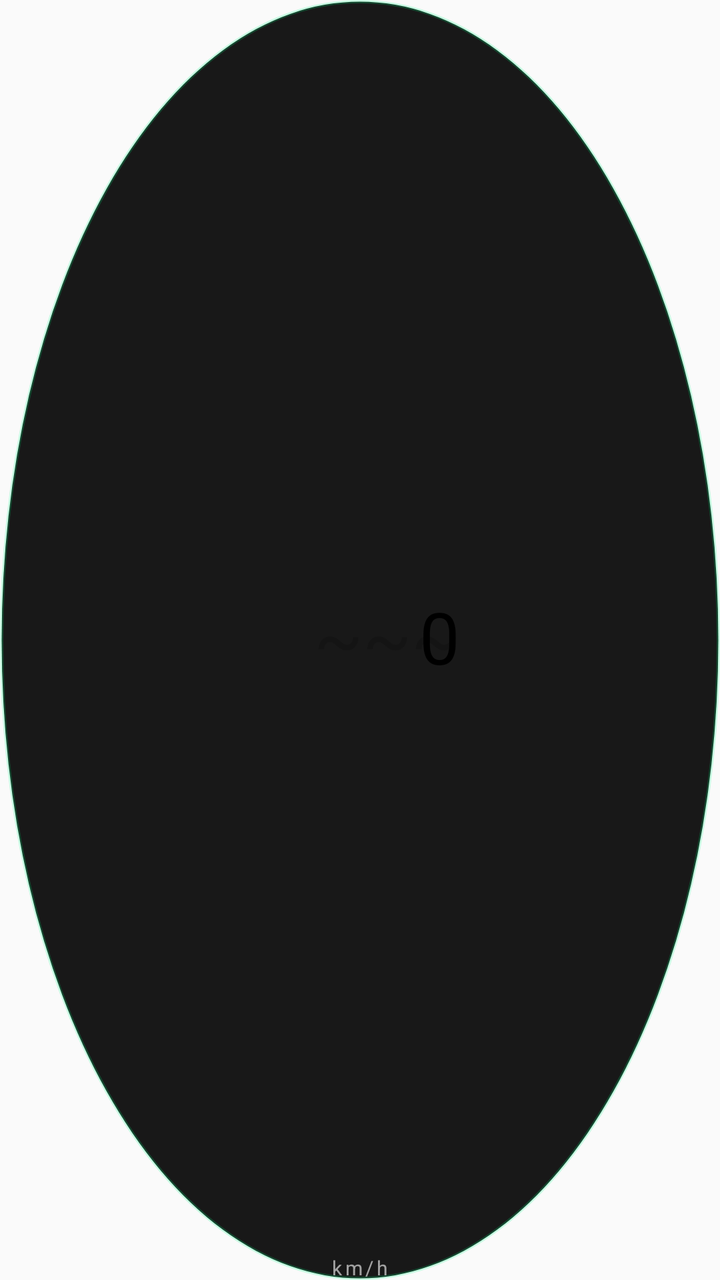
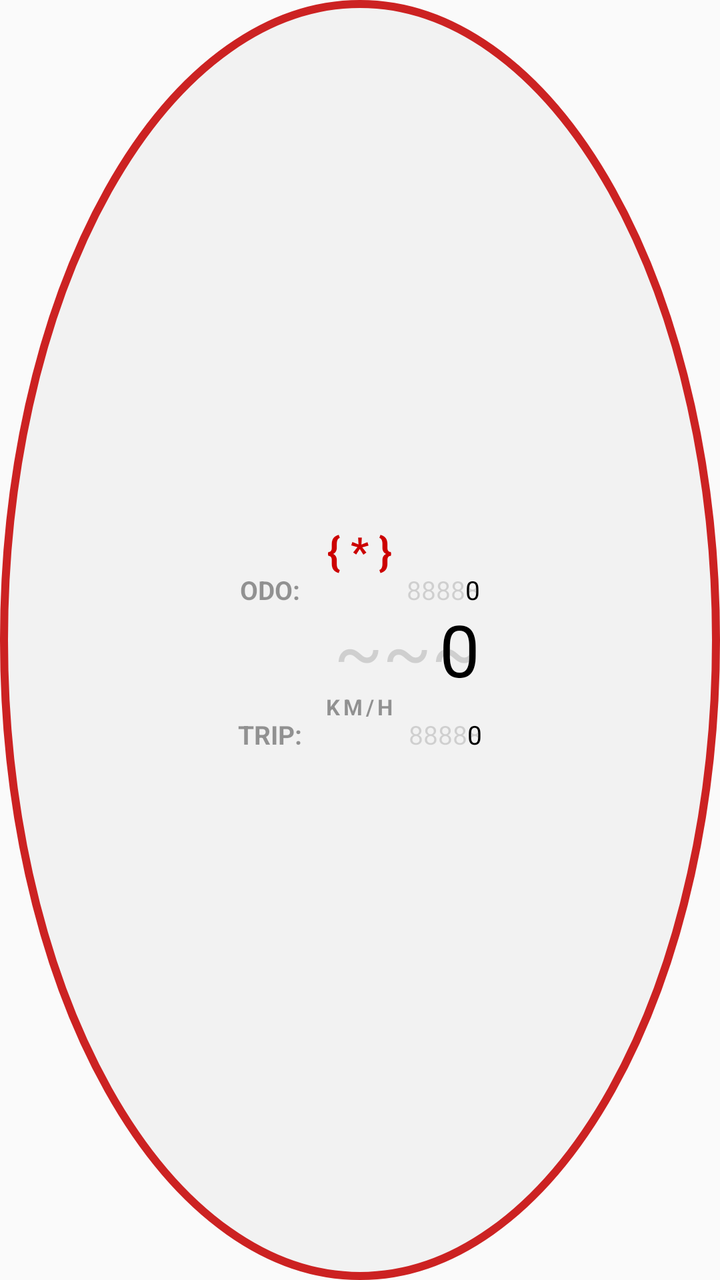

Screens rendered from an Android XML layout before and after an edit, with the pre-edit source and the edit as a unified diff.
<!-- AndroidManifest.xml: application theme AppTheme -->
<!-- res/layout/overlay_flowpilot.xml -->
<?xml version="1.0" encoding="utf-8"?>
<FrameLayout xmlns:android="http://schemas.android.com/apk/res/android"
    android:id="@+id/ov_raiz"
    android:layout_width="100dp"
    android:layout_height="100dp"
    android:background="@drawable/ov_bolha">

    
    <TextView
        android:id="@+id/ov_mask"
        android:layout_width="100dp"
        android:layout_height="wrap_content"
        android:layout_gravity="center"
        android:text="~~~"
        android:textSize="36sp"
        android:includeFontPadding="false"
        android:textColor="#25000000"
        android:gravity="end|center_vertical"
        android:shadowColor="@android:color/transparent"
        android:shadowRadius="0" />

    
    <TextView
        android:id="@+id/ov_vel"
        android:layout_width="100dp"
        android:layout_height="wrap_content"
        android:layout_gravity="center"
        android:text="0"
        android:textSize="36sp"
        android:includeFontPadding="false"
        android:textColor="#000000"
        android:gravity="end|center_vertical"
        android:shadowColor="@android:color/transparent"
        android:shadowRadius="0" />

    
    <TextView
        android:id="@+id/ov_sufixo"
        android:layout_width="wrap_content"
        android:layout_height="wrap_content"
        android:layout_gravity="bottom|center_horizontal"
        android:text="km/h"
        android:textSize="10sp"
        android:fontFamily="sans-serif"
        android:includeFontPadding="false"
        android:textColor="#99FFFFFF"
        android:letterSpacing="0.15"
        android:gravity="center" />
</FrameLayout>
<!-- resources referenced by this layout -->
<resources>
  <!-- drawable ov_bolha (drawable) -->
  <?xml version="1.0" encoding="utf-8"?>
  <shape xmlns:android="http://schemas.android.com/apk/res/android"
      android:shape="oval">
      <solid android:color="#E6000000" />
      <stroke android:width="1.5dp" android:color="#3300FF88" />
  </shape>
  <style name="AppTheme" parent="Theme.AppCompat.Light.DarkActionBar">
          
          <item name="colorPrimary">@color/colorPrimary</item>
          <item name="colorPrimaryDark">@color/colorPrimaryDark</item>
          <item name="colorAccent">@color/colorAccent</item>
      </style>
</resources>

<!-- the commit's change to res/layout/overlay_flowpilot.xml (unified diff, before → after) -->
@@ -1,49 +1,163 @@
 <?xml version="1.0" encoding="utf-8"?>
 <FrameLayout xmlns:android="http://schemas.android.com/apk/res/android"
     android:id="@+id/ov_raiz"
-    android:layout_width="100dp"
-    android:layout_height="100dp"
-    android:background="@drawable/ov_bolha">
+    android:layout_width="180dp"
+    android:layout_height="180dp"
+    android:background="@drawable/ov_hud">
 
-    
-    <TextView
-        android:id="@+id/ov_mask"
-        android:layout_width="100dp"
+    <LinearLayout
+        android:layout_width="wrap_content"
         android:layout_height="wrap_content"
         android:layout_gravity="center"
-        android:text="~~~"
-        android:textSize="36sp"
-        android:includeFontPadding="false"
-        android:textColor="#25000000"
-        android:gravity="end|center_vertical"
-        android:shadowColor="@android:color/transparent"
-        android:shadowRadius="0" />
+        android:orientation="vertical"
+        android:gravity="center_horizontal">
 
-    
-    <TextView
-        android:id="@+id/ov_vel"
-        android:layout_width="100dp"
-        android:layout_height="wrap_content"
-        android:layout_gravity="center"
-        android:text="0"
-        android:textSize="36sp"
-        android:includeFontPadding="false"
-        android:textColor="#000000"
-        android:gravity="end|center_vertical"
-        android:shadowColor="@android:color/transparent"
-        android:shadowRadius="0" />
+        
+        <TextView
+            android:id="@+id/ov_oil_alert"
+            android:layout_width="wrap_content"
+            android:layout_height="wrap_content"
+            android:text="{ * }"
+            android:textSize="20sp"
+            android:textColor="#CC0000"
+            android:textStyle="bold"
+            android:includeFontPadding="false" />
 
-    
-    <TextView
-        android:id="@+id/ov_sufixo"
-        android:layout_width="wrap_content"
-        android:layout_height="wrap_content"
-        android:layout_gravity="bottom|center_horizontal"
-        android:text="km/h"
-        android:textSize="10sp"
-        android:fontFamily="sans-serif"
-        android:includeFontPadding="false"
-        android:textColor="#99FFFFFF"
-        android:letterSpacing="0.15"
-        android:gravity="center" />
+        
+        <LinearLayout
+            android:layout_width="wrap_content"
+            android:layout_height="wrap_content"
+            android:orientation="horizontal"
+            android:gravity="center_vertical">
+
+            <TextView
+                android:id="@+id/ov_odo_label"
+                android:layout_width="wrap_content"
+                android:layout_height="wrap_content"
+                android:text="ODO:"
+                android:textSize="13sp"
+                android:textColor="#66000000"
+                android:textStyle="bold"
+                android:includeFontPadding="false" />
+
+            <FrameLayout
+                android:layout_width="wrap_content"
+                android:layout_height="wrap_content">
+
+                <TextView
+                    android:id="@+id/ov_odo_mask"
+                    android:layout_width="90dp"
+                    android:layout_height="wrap_content"
+                    android:text="88888"
+                    android:textSize="13sp"
+                    android:includeFontPadding="false"
+                    android:textColor="#25000000"
+                    android:gravity="end"
+                    android:shadowColor="@android:color/transparent"
+                    android:shadowRadius="0" />
+
+                <TextView
+                    android:id="@+id/ov_odo"
+                    android:layout_width="90dp"
+                    android:layout_height="wrap_content"
+                    android:text="0"
+                    android:textSize="13sp"
+                    android:includeFontPadding="false"
+                    android:textColor="#000000"
+                    android:gravity="end"
+                    android:shadowColor="@android:color/transparent"
+                    android:shadowRadius="0" />
+            </FrameLayout>
+        </LinearLayout>
+
+        
+        <FrameLayout
+            android:layout_width="wrap_content"
+            android:layout_height="wrap_content"
+            android:layout_marginTop="2dp">
+
+            <TextView
+                android:id="@+id/ov_mask"
+                android:layout_width="120dp"
+                android:layout_height="wrap_content"
+                android:text="~~~"
+                android:textSize="36sp"
+                android:includeFontPadding="false"
+                android:textColor="#25000000"
+                android:gravity="end"
+                android:shadowColor="@android:color/transparent"
+                android:shadowRadius="0" />
+
+            <TextView
+                android:id="@+id/ov_vel"
+                android:layout_width="120dp"
+                android:layout_height="wrap_content"
+                android:text="0"
+                android:textSize="36sp"
+                android:includeFontPadding="false"
+                android:textColor="#000000"
+                android:gravity="end"
+                android:shadowColor="@android:color/transparent"
+                android:shadowRadius="0" />
+        </FrameLayout>
+
+        
+        <TextView
+            android:id="@+id/ov_unit"
+            android:layout_width="wrap_content"
+            android:layout_height="wrap_content"
+            android:text="KM/H"
+            android:textSize="11sp"
+            android:textColor="#66000000"
+            android:textStyle="bold"
+            android:letterSpacing="0.15"
+            android:includeFontPadding="false" />
+
+        
+        <LinearLayout
+            android:layout_width="wrap_content"
+            android:layout_height="wrap_content"
+            android:orientation="horizontal"
+            android:gravity="center_vertical">
+
+            <TextView
+                android:id="@+id/ov_trip_label"
+                android:layout_width="wrap_content"
+                android:layout_height="wrap_content"
+                android:text="TRIP:"
+                android:textSize="13sp"
+                android:textColor="#66000000"
+                android:textStyle="bold"
+                android:includeFontPadding="false" />
+
+            <FrameLayout
+                android:layout_width="wrap_content"
+                android:layout_height="wrap_content">
+
+                <TextView
+                    android:id="@+id/ov_trip_mask"
+                    android:layout_width="90dp"
+                    android:layout_height="wrap_content"
+                    android:text="88888"
+                    android:textSize="13sp"
+                    android:includeFontPadding="false"
+                    android:textColor="#25000000"
+                    android:gravity="end"
+                    android:shadowColor="@android:color/transparent"
+                    android:shadowRadius="0" />
+
+                <TextView
+                    android:id="@+id/ov_trip"
+                    android:layout_width="90dp"
+                    android:layout_height="wrap_content"
+                    android:text="0"
+                    android:textSize="13sp"
+                    android:includeFontPadding="false"
+                    android:textColor="#000000"
+                    android:gravity="end"
+                    android:shadowColor="@android:color/transparent"
+                    android:shadowRadius="0" />
+            </FrameLayout>
+        </LinearLayout>
+    </LinearLayout>
 </FrameLayout>
<!-- resource entries referenced after the edit -->
@@ -1,11 +1,13 @@
 <!-- resources referenced by this layout -->
 <resources>
-  <!-- drawable ov_bolha (drawable) -->
+  <!-- drawable ov_hud (drawable) -->
   <?xml version="1.0" encoding="utf-8"?>
   <shape xmlns:android="http://schemas.android.com/apk/res/android"
       android:shape="oval">
-      <solid android:color="#E6000000" />
-      <stroke android:width="1.5dp" android:color="#3300FF88" />
+      <solid android:color="#F2F2F2" />
+      <stroke
+          android:width="4dp"
+          android:color="#CC2222" />
   </shape>
   <style name="AppTheme" parent="Theme.AppCompat.Light.DarkActionBar">
           
